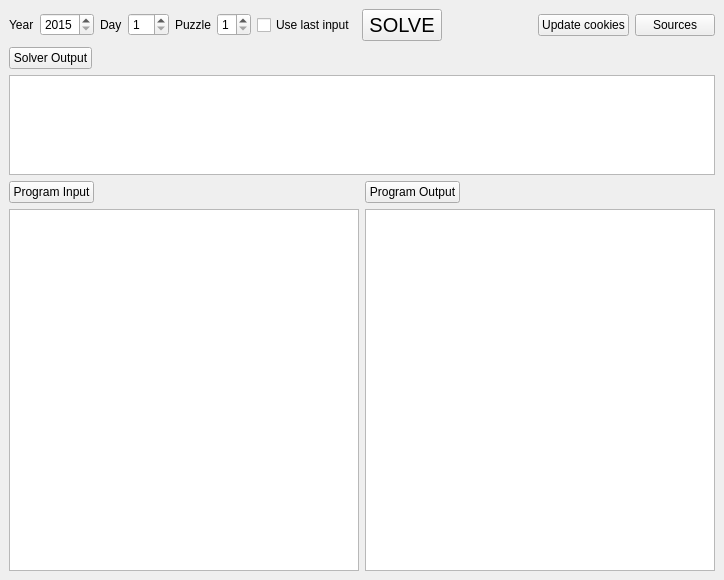
aboeuf/AdventOfCode_legacy, file mainwindow.ui: the form before one commit.
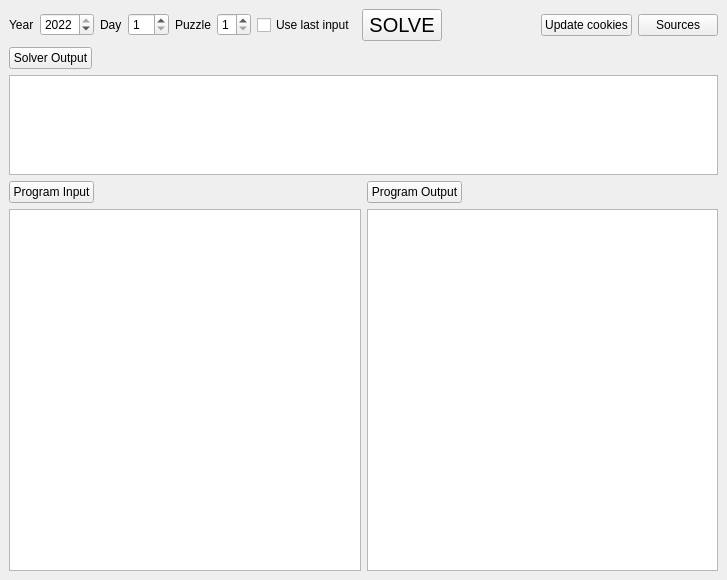
The form after the commit.

Patch:
```diff
--- a/mainwindow.ui
+++ b/mainwindow.ui
@@ -6,7 +6,7 @@
    <rect>
     <x>0</x>
     <y>0</y>
-    <width>724</width>
+    <width>727</width>
     <height>580</height>
    </rect>
   </property>
@@ -30,7 +30,10 @@
          <number>2015</number>
         </property>
         <property name="maximum">
-         <number>2021</number>
+         <number>2022</number>
+        </property>
+        <property name="value">
+         <number>2022</number>
         </property>
        </widget>
       </item>
```
